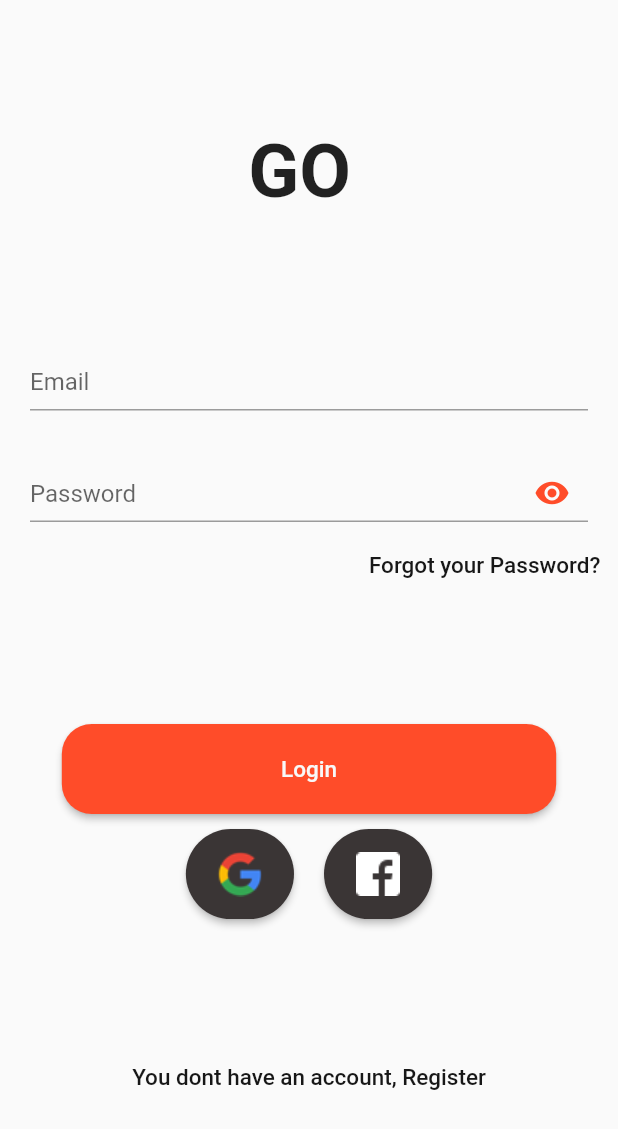
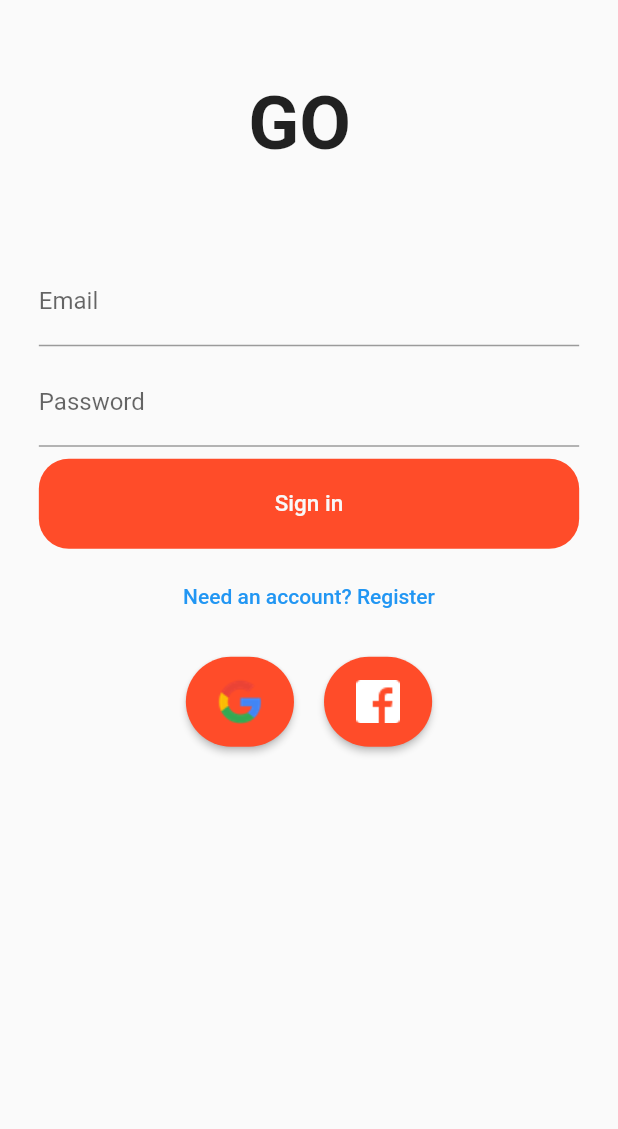
Before and after one commit to aydemiromer/Flutter-EcommerceApp, a Flutter app: the screen it shows after launch, on a phone screen of 412 x 824 dp. Shown: the top 1129 px of the screen. Run offline on Flutter 3.47's test engine with Material 2 defaults, Android fonts, the phone set to English and light mode, and no system bars; our stand-ins replace firebase_auth, firebase_core, google_sign_in; missing offline and left inert: flutter_login_facebook; accounts and stored records are empty.

Commit message:
register and login  updated.

```diff
--- a/lib/core/constants/color/color_theme.dart
+++ b/lib/core/constants/color/color_theme.dart
@@ -1,13 +1,10 @@
 import 'package:flutter/material.dart';
 
 class AppColor {
-  final primaryorange = const Color(0xFFFF4C29);
-  final successgreen = const Color(0xFF2AA952);
-  final backgroundColor = const Color(0xFFF8F8F8);
-  final gray = const Color(0xFF3A3535);
-  final errorColor = const Color(0xFFF01F0E);
-  final textColor = const Color(0xFF171717);
-  final Shader linearGradient = const LinearGradient(
-  colors: <Color>[Color(0xffDA44bb), Color(0xff8921aa)],
-).createShader(const Rect.fromLTWH(0.0, 0.0, 200.0, 70.0));
+  static const primaryorange =  Color(0xFFFF4C29);
+  static const successgreen =  Color(0xFF2AA952);
+  static const backgroundColor =  Color(0xFFF8F8F8);
+  static const gray =  Color(0xFF3A3535);
+  static const errorColor =  Color(0xFFF01F0E);
+  static const textColor =  Color(0xFF171717);
 }
--- a/lib/core/constants/enums/enums.dart
+++ b/lib/core/constants/enums/enums.dart
@@ -0,0 +1 @@
+enum EmailSignInFormType { signIn, register }
--- /dev/null
+++ b/lib/core/constants/validator/validators.dart
@@ -0,0 +1,18 @@
+abstract class StringValidator {
+  bool isValid(String value);
+}
+
+class NonEmptyStringValidator implements StringValidator {
+  @override
+  bool isValid(String value) {
+    return value.isNotEmpty || value.length > 5;
+  }
+}
+
+class EmailAndPasswordValidators {
+  final StringValidator emailValidator = NonEmptyStringValidator();
+  final StringValidator passwordValidator = NonEmptyStringValidator();
+  final String invalidEmailErrorText = 'Email can\'t be empty';
+  final String invalidPasswordErrorText = 'Password can\'t be empty';
+  final String invalidPasswordErrorText2 = 'Password 2 can\'t be empty';
+}
--- a/lib/features/firebase/authentication/login/components/password_field.dart
+++ b/lib/features/firebase/authentication/login/components/password_field.dart
@@ -14,11 +14,11 @@ class PasswordField extends StatelessWidget {
     return TextFieldContainer(
       child: TextFormField(
         obscureText: true,
-        decoration: InputDecoration(
+        decoration: const InputDecoration(
           hintText: "Password",
           suffixIcon: Icon(
             Icons.visibility,
-            color: appconstants.primaryorange,
+            color: AppColor.primaryorange,
           ),
         ),
       ),
--- a/lib/features/firebase/authentication/login/login_screen.dart
+++ b/lib/features/firebase/authentication/login/login_screen.dart
@@ -1,6 +1,5 @@
-// ignore_for_file: avoid_print
-
 import 'package:ecommerce/features/firebase/authentication/service/service.dart';
+import 'package:ecommerce/product/widget/auth_form.dart';
 import 'package:flutter/material.dart';
 import 'package:ecommerce/features/firebase/authentication/login/components/social_login_button.dart';
 import 'package:provider/provider.dart';
@@ -10,7 +9,6 @@ import '../../../../core/constants/text/text_constant.dart';
 import '../../../../core/extensions/context_extension.dart';
 import 'components/input_field.dart';
 import 'components/password_field.dart';
-import 'components/sign_in_button.dart';
 
 class LoginScreen extends StatelessWidget {
   const LoginScreen({Key key}) : super(key: key);
@@ -21,7 +19,7 @@ class LoginScreen extends StatelessWidget {
 
       await auth.signInWithGoogle();
     } catch (e) {
-      print(e.toString());
+     // print(e.toString());
     }
   }
 
@@ -31,7 +29,7 @@ class LoginScreen extends StatelessWidget {
 
       await auth.signInWithFacebook();
     } catch (e) {
-      print(e.toString());
+      //print(e.toString());
     }
   }
 
@@ -45,9 +43,15 @@ class LoginScreen extends StatelessWidget {
 
   SafeArea body(BuildContext context, AppColor appconstants) {
     return SafeArea(
+      child: Padding(
+        padding: context.paddingNormal * 0.6,
+        child: SingleChildScrollView(
           child: Column(
             mainAxisAlignment: MainAxisAlignment.spaceEvenly,
             children: [
+              const SizedBox(
+                height: 40,
+              ),
               Container(
                 height: context.height * 0.08,
                 alignment: Alignment.center,
@@ -59,42 +63,37 @@ class LoginScreen extends StatelessWidget {
                   ),
                 ),
               ),
-          textbuildmethod(appconstants),
+              const SizedBox(
+                height: 40,
+              ),
+              EmailSignInForm(),
+              /* textbuildmethod(appconstants),
+              const SizedBox(
+                height: 30,
+              ),*/
               buttonsmethod(context, appconstants),
-          TextButton(
-            onPressed: () {},
-            child: Text(
-              TextConstants.register,
-              style: TextStyle(
-                color: appconstants.textColor,
-                fontSize: 15,
+              const SizedBox(
+                height: 30,
+              ),
+            ],
           ),
         ),
-          ),
-        ],
       ),
     );
   }
 
   Column buttonsmethod(BuildContext context, AppColor appconstants) {
     return Column(
+      mainAxisAlignment: MainAxisAlignment.start,
+      crossAxisAlignment: CrossAxisAlignment.center,
       children: [
-        SignInButton(
-          width: context.width * 0.8,
-          color: appconstants.primaryorange,
-          textColor: appconstants.backgroundColor,
-          text: (TextConstants.login),
-          onPressed: () {},
-        ),
-        const SizedBox(
-          height: 10,
-        ),
         Row(
+          crossAxisAlignment: CrossAxisAlignment.start,
           mainAxisAlignment: MainAxisAlignment.center,
           children: [
             SocialSignInButton(
               width: context.width * 0.175,
-              color: appconstants.gray,
+              color: AppColor.primaryorange,
               assetName: 'assets/images/google-logo.png',
               onPressed: () => _signInWithGoogle(context),
             ),
@@ -103,7 +102,7 @@ class LoginScreen extends StatelessWidget {
             ),
             SocialSignInButton(
               width: context.width * 0.175,
-              color: appconstants.gray,
+              color: AppColor.primaryorange,
               assetName: 'assets/images/facebook-logo.png',
               onPressed: () => _signInWithFacebook(context),
             ),
@@ -130,10 +129,10 @@ class LoginScreen extends StatelessWidget {
           alignment: Alignment.centerRight,
           child: TextButton(
             onPressed: () {},
-            child: Text(
+            child: const Text(
               TextConstants.forgot,
               style: TextStyle(
-                color: appconstants.textColor,
+                color: AppColor.textColor,
                 fontSize: 15,
               ),
             ),
--- a/lib/features/home/screens/view.dart
+++ b/lib/features/home/screens/view.dart
@@ -11,6 +11,7 @@ class View extends StatelessWidget {
       await auth.signOut();
       //onSignout();
     } catch (e) {
+      // ignore: avoid_print
       print(e.toString());
     }
   }
--- a/lib/main.dart
+++ b/lib/main.dart
@@ -1,9 +1,9 @@
-import 'package:ecommerce/features/home/screens/landing_page.dart';
 import 'package:firebase_core/firebase_core.dart';
 import 'package:flutter/material.dart';
 import 'package:provider/provider.dart';
 
 import 'features/firebase/authentication/service/service.dart';
+import 'features/home/screens/landing_page.dart';
 
 void main() async {
   WidgetsFlutterBinding.ensureInitialized();
--- /dev/null
+++ b/lib/product/widget/auth_form.dart
@@ -0,0 +1,164 @@
+import 'package:flutter/material.dart';
+import 'package:provider/provider.dart';
+
+import '../../../../core/constants/color/color_theme.dart';
+import '../../../../core/extensions/context_extension.dart';
+import '../../core/constants/enums/enums.dart';
+import '../../core/constants/validator/validators.dart';
+import '../../features/firebase/authentication/login/components/sign_in_button.dart';
+import '../../features/firebase/authentication/service/service.dart';
+import 'show_alert_dialog.dart';
+
+class EmailSignInForm extends StatefulWidget with EmailAndPasswordValidators {
+  EmailSignInForm({Key key}) : super(key: key);
+
+  @override
+  _EmailSignInFormState createState() => _EmailSignInFormState();
+}
+
+class _EmailSignInFormState extends State<EmailSignInForm> {
+  final TextEditingController _emailController = TextEditingController();
+  final TextEditingController _passwordController = TextEditingController();
+  final FocusNode _emailFocusNode = FocusNode();
+  final FocusNode _passwordFocusNode = FocusNode();
+
+  String get _email => _emailController.text;
+  String get _password => _passwordController.text;
+  EmailSignInFormType _formType = EmailSignInFormType.signIn;
+  bool _submitted = false;
+  bool _isLoading = false;
+
+  void _submit() async {
+    setState(() {
+      _submitted = true;
+      _isLoading = true;
+    });
+    try {
+      final auth = Provider.of<AuthBase>(context, listen: false);
+
+      if (_formType == EmailSignInFormType.signIn) {
+        await auth.signInWithEmailandPassword(_email, _password);
+      } else {
+        await auth.createUserWithEmailandPassword(_email, _password);
+      }
+      Navigator.of(context).pop();
+    } catch (e) {
+      showAlertDialog(
+        context,
+        title: 'Sign in Failed!',
+        content: e.toString(),
+        defaultActionText: 'OK.',
+      );
+    } finally {
+      setState(() {
+        _isLoading = false;
+      });
+    }
+  }
+
+  void _emailEditingComplete() {
+    final newFocus = widget.emailValidator.isValid(_email)
+        ? _passwordFocusNode
+        : _emailFocusNode;
+    FocusScope.of(context).requestFocus(newFocus);
+  }
+
+  void _toggleFormType() {
+    setState(() {
+      _submitted = false;
+      _formType = _formType == EmailSignInFormType.signIn
+          ? EmailSignInFormType.register
+          : EmailSignInFormType.signIn;
+    });
+    _emailController.clear();
+    _passwordController.clear();
+  }
+
+  List<Widget> _buildChildren() {
+    final primaryText = _formType == EmailSignInFormType.signIn
+        ? 'Sign in'
+        : 'Create an account';
+    final secondaryText = _formType == EmailSignInFormType.signIn
+        ? 'Need an account? Register'
+        : 'Have an account? Sign in';
+    bool submitEnabled = widget.emailValidator.isValid(_email) &&
+        widget.passwordValidator.isValid(_password);
+
+    return [
+      _buildEmailTextField(),
+      const SizedBox(height: 8.0),
+      _buildPasswordTextField(),
+      const SizedBox(height: 8.0),
+      SignInButton(
+        width: context.width * 0.8,
+        color: AppColor.primaryorange,
+        textColor: AppColor.backgroundColor,
+        text: primaryText,
+        onPressed: submitEnabled ? _submit : null,
+      ),
+      /*FormSubmitButton(
+        onPressed: submitEnabled ? _submit : null,
+        text: primaryText,
+        width: 40.0,
+      ),*/
+      const SizedBox(height: 8.0),
+      TextButton(
+          onPressed: !_isLoading ? _toggleFormType : null,
+          child: Text(secondaryText)),
+    ];
+  }
+
+  TextField _buildPasswordTextField() {
+    bool showErrorText = _submitted &&
+        !widget.passwordValidator.isValid(_password) &&
+        !_isLoading;
+
+    return TextField(
+      controller: _passwordController,
+      focusNode: _passwordFocusNode,
+      decoration: InputDecoration(
+          enabled: _isLoading == false,
+          labelText: 'Password',
+          errorText: showErrorText ? widget.invalidPasswordErrorText : null),
+      obscureText: true,
+      textInputAction: TextInputAction.done,
+      onChanged: (password) => _updateState(),
+      onEditingComplete: _submit,
+    );
+  }
+
+  TextField _buildEmailTextField() {
+    bool showErrorText = _submitted && !widget.emailValidator.isValid(_email);
+    return TextField(
+      controller: _emailController,
+      focusNode: _emailFocusNode,
+      decoration: InputDecoration(
+        enabled: _isLoading == false,
+        labelText: 'Email',
+        hintText: 'test@example.com',
+        errorText: showErrorText ? widget.invalidEmailErrorText : null,
+      ),
+      autocorrect: false,
+      keyboardType: TextInputType.emailAddress,
+      textInputAction: TextInputAction.next,
+      onChanged: (email) => _updateState(),
+      onEditingComplete: _emailEditingComplete,
+    );
+  }
+
+  @override
+  Widget build(BuildContext context) {
+    return Padding(
+      padding: const EdgeInsets.all(16.0),
+      child: Column(
+        crossAxisAlignment: CrossAxisAlignment.stretch,
+        mainAxisSize: MainAxisSize.min,
+        children: _buildChildren(),
+      ),
+    );
+  }
+
+  void _updateState() {
+    setState(() {});
+  }
+}
--- /dev/null
+++ b/lib/product/widget/form_submit_button.dart
@@ -0,0 +1,23 @@
+import 'package:ecommerce/core/widget/custom_elevated_button.dart';
+import 'package:flutter/cupertino.dart';
+import 'package:flutter/material.dart';
+
+class FormSubmitButton extends CustomElevatedButton {
+  FormSubmitButton({
+    Key key,
+    @required String text,
+    @required VoidCallback onPressed,
+    @required double width,
+  }) : super(
+          key: key,
+          width: width,
+          child: Text(
+            text,
+            style: const TextStyle(color: Colors.white, fontSize: 20.0),
+          ),
+          height: 44.0,
+          color: Colors.indigo,
+          borderRadius: 4.0,
+          onPressed: onPressed,
+        );
+}
```
Also changed, not shown: lib/features/home/screens/landing_page.dart (+4 -3 lines). Lines whose indentation alone changed are shown as unchanged.
